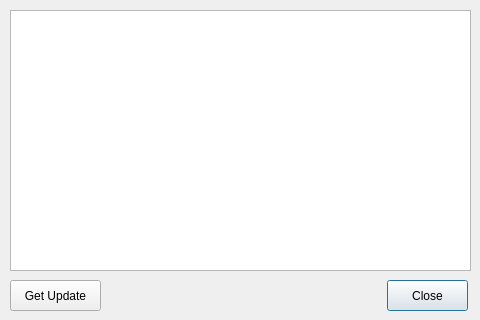
Before: the Qt Designer form update.ui in Deltik/Log2Log, drawn with Qt 5.
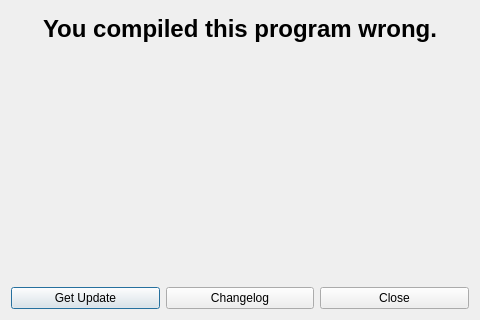
After: the same form once the commit is applied.

Commit message: 2 new features: - NEW: Api class - NEW: Update Manager complete

The edit to the form file:
```diff
--- a/update.ui
+++ b/update.ui
@@ -10,45 +10,59 @@
     <height>320</height>
    </rect>
   </property>
+  <property name="minimumSize">
+   <size>
+    <width>480</width>
+    <height>320</height>
+   </size>
+  </property>
+  <property name="maximumSize">
+   <size>
+    <width>480</width>
+    <height>320</height>
+   </size>
+  </property>
   <property name="windowTitle">
    <string>Dialog</string>
   </property>
-  <widget class="QTextEdit" name="infoEdit">
-   <property name="geometry">
-    <rect>
-     <x>10</x>
-     <y>10</y>
-     <width>461</width>
-     <height>261</height>
-    </rect>
-   </property>
-  </widget>
-  <widget class="QPushButton" name="backButton">
-   <property name="geometry">
-    <rect>
-     <x>387</x>
-     <y>280</y>
-     <width>81</width>
-     <height>31</height>
-    </rect>
-   </property>
-   <property name="text">
-    <string>Close</string>
-   </property>
-  </widget>
-  <widget class="QPushButton" name="updateButton">
-   <property name="geometry">
-    <rect>
-     <x>10</x>
-     <y>280</y>
-     <width>91</width>
-     <height>31</height>
-    </rect>
-   </property>
-   <property name="text">
-    <string>Get Update</string>
-   </property>
-  </widget>
+  <layout class="QGridLayout" name="gridLayout">
+   <item row="0" column="0" colspan="3">
+    <widget class="QTextBrowser" name="infoBrowser">
+     <property name="styleSheet">
+      <string notr="true">background: transparent;
+border: 0px;</string>
+     </property>
+     <property name="html">
+      <string>&lt;!DOCTYPE HTML PUBLIC &quot;-//W3C//DTD HTML 4.0//EN&quot; &quot;http://www.w3.org/TR/REC-html40/strict.dtd&quot;&gt;
+&lt;html&gt;&lt;head&gt;&lt;meta name=&quot;qrichtext&quot; content=&quot;1&quot; /&gt;&lt;style type=&quot;text/css&quot;&gt;
+p, li { white-space: pre-wrap; }
+&lt;/style&gt;&lt;/head&gt;&lt;body style=&quot; font-family:'Ubuntu'; font-size:11pt; font-weight:400; font-style:normal;&quot;&gt;
+&lt;p align=&quot;center&quot; style=&quot; margin-top:18px; margin-bottom:12px; margin-left:0px; margin-right:0px; -qt-block-indent:0; text-indent:0px;&quot;&gt;&lt;span style=&quot; font-size:xx-large; font-weight:600;&quot;&gt;You compiled this program wrong.&lt;/span&gt;&lt;/p&gt;&lt;/body&gt;&lt;/html&gt;</string>
+     </property>
+    </widget>
+   </item>
+   <item row="1" column="0">
+    <widget class="QPushButton" name="updateButton">
+     <property name="text">
+      <string>Get Update</string>
+     </property>
+    </widget>
+   </item>
+   <item row="1" column="2">
+    <widget class="QPushButton" name="backButton">
+     <property name="text">
+      <string>Close</string>
+     </property>
+    </widget>
+   </item>
+   <item row="1" column="1">
+    <widget class="QPushButton" name="changelogButton">
+     <property name="text">
+      <string>Changelog</string>
+     </property>
+    </widget>
+   </item>
+  </layout>
  </widget>
  <resources/>
  <connections/>
```
The commit also changes 6 other files.
